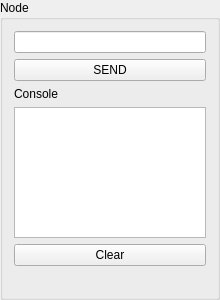
Qt form PC/gui/TKN_Nodebox.ui (chrispap/TKN) before a commit.
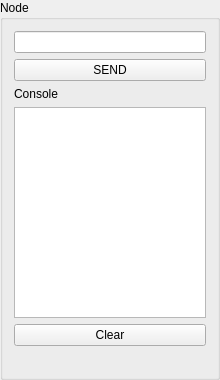
The same form after that commit.

```diff
--- a/PC/gui/TKN_Nodebox.ui
+++ b/PC/gui/TKN_Nodebox.ui
@@ -7,7 +7,7 @@
     <x>0</x>
     <y>0</y>
     <width>220</width>
-    <height>300</height>
+    <height>380</height>
    </rect>
   </property>
   <property name="sizePolicy">
@@ -19,13 +19,13 @@
   <property name="minimumSize">
    <size>
     <width>220</width>
-    <height>300</height>
+    <height>380</height>
    </size>
   </property>
   <property name="maximumSize">
    <size>
     <width>220</width>
-    <height>300</height>
+    <height>380</height>
    </size>
   </property>
   <property name="windowTitle">
@@ -36,7 +36,11 @@
   </property>
   <layout class="QGridLayout" name="gridLayout">
    <item row="5" column="0">
-    <widget class="QTextEdit" name="textEditConsole"/>
+    <widget class="QTextEdit" name="textEditConsole">
+     <property name="readOnly">
+      <bool>true</bool>
+     </property>
+    </widget>
    </item>
    <item row="4" column="0">
     <widget class="QLabel" name="label">
```
